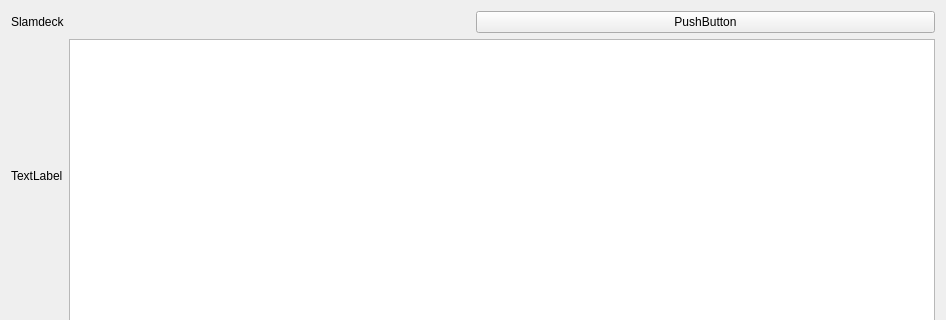
This is tools/gui/ui/slamdeck_tab.ui in victorhook/slamdeck as Qt 5 draws it before an edit; both pictures show x 0 to 946 and y 0 to 320 of the 946 by 601 pixel window. The edited form follows.
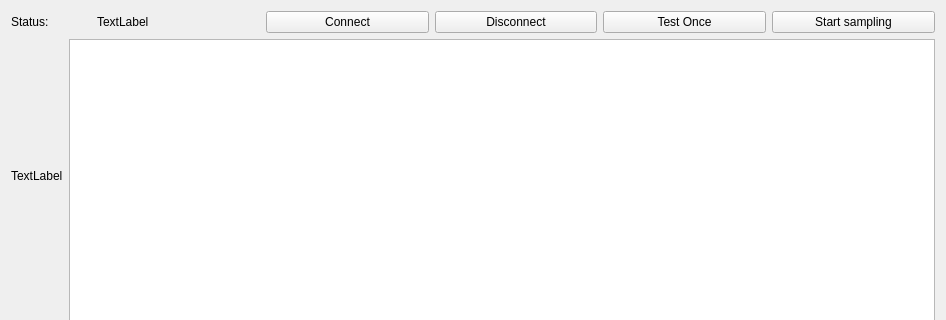
This is the edited form.

```diff
--- a/tools/gui/ui/slamdeck_tab.ui
+++ b/tools/gui/ui/slamdeck_tab.ui
@@ -20,15 +20,58 @@
       <layout class="QHBoxLayout" name="horizontalLayout_2">
        <item>
         <widget class="QLabel" name="label">
+         <property name="enabled">
+          <bool>true</bool>
+         </property>
+         <property name="sizePolicy">
+          <sizepolicy hsizetype="Minimum" vsizetype="Preferred">
+           <horstretch>0</horstretch>
+           <verstretch>0</verstretch>
+          </sizepolicy>
+         </property>
+         <property name="maximumSize">
+          <size>
+           <width>80</width>
+           <height>16777215</height>
+          </size>
+         </property>
          <property name="text">
-          <string>Slamdeck</string>
+          <string>Status:</string>
          </property>
         </widget>
        </item>
        <item>
-        <widget class="QPushButton" name="pushButton">
+        <widget class="QLabel" name="statusText">
          <property name="text">
-          <string>PushButton</string>
+          <string>TextLabel</string>
+         </property>
+        </widget>
+       </item>
+       <item>
+        <widget class="QPushButton" name="btnConnect">
+         <property name="text">
+          <string>Connect</string>
+         </property>
+        </widget>
+       </item>
+       <item>
+        <widget class="QPushButton" name="btnDisconnect">
+         <property name="text">
+          <string>Disconnect</string>
+         </property>
+        </widget>
+       </item>
+       <item>
+        <widget class="QPushButton" name="btnTest">
+         <property name="text">
+          <string>Test Once</string>
+         </property>
+        </widget>
+       </item>
+       <item>
+        <widget class="QPushButton" name="btnStartSampling">
+         <property name="text">
+          <string>Start sampling</string>
          </property>
         </widget>
        </item>
```
